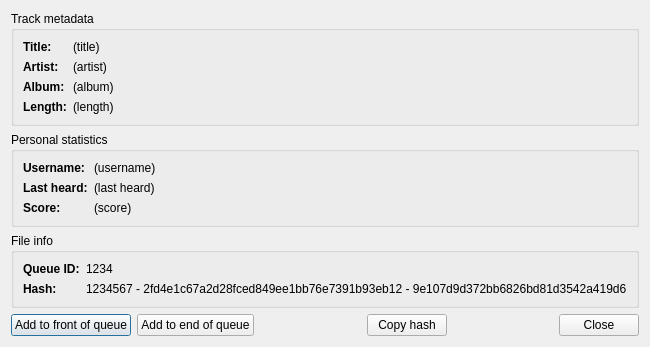
This is src/gui-remote/trackinfodialog.ui in hyperquantum/PMP as Qt 5 draws it before an edit. The edited form follows.
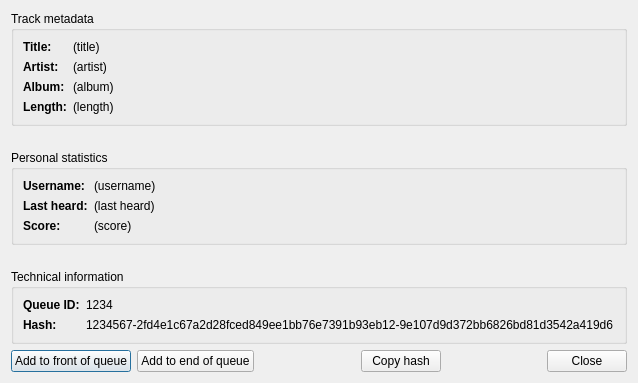
This is the edited form.

Commit message: Track info dialog: change title of bottom section

```diff
--- a/src/gui-remote/trackinfodialog.ui
+++ b/src/gui-remote/trackinfodialog.ui
@@ -6,8 +6,8 @@
    <rect>
     <x>0</x>
     <y>0</y>
-    <width>591</width>
-    <height>344</height>
+    <width>638</width>
+    <height>383</height>
    </rect>
   </property>
   <property name="windowTitle">
@@ -180,7 +180,7 @@
    <item>
     <widget class="QGroupBox" name="fileInfoGroupBox">
      <property name="title">
-      <string>File info</string>
+      <string>Technical information</string>
      </property>
      <layout class="QFormLayout" name="fileInfoFormLayout">
       <item row="1" column="0">
@@ -196,7 +196,7 @@
       <item row="1" column="1">
        <widget class="QLabel" name="hashValueLabel">
         <property name="text">
-         <string>1234567 - 2fd4e1c67a2d28fced849ee1bb76e7391b93eb12 - 9e107d9d372bb6826bd81d3542a419d6</string>
+         <string>1234567-2fd4e1c67a2d28fced849ee1bb76e7391b93eb12-9e107d9d372bb6826bd81d3542a419d6</string>
         </property>
        </widget>
       </item>
```
Left out of the diff: 2 changed lines with no effect on the pictures.
